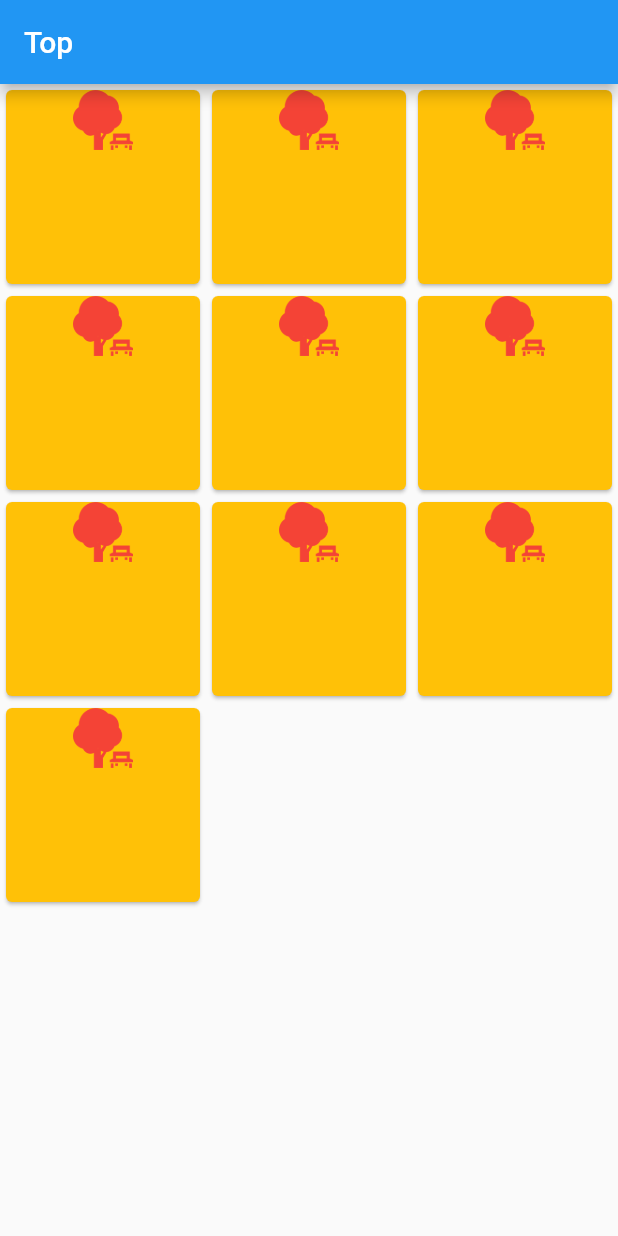
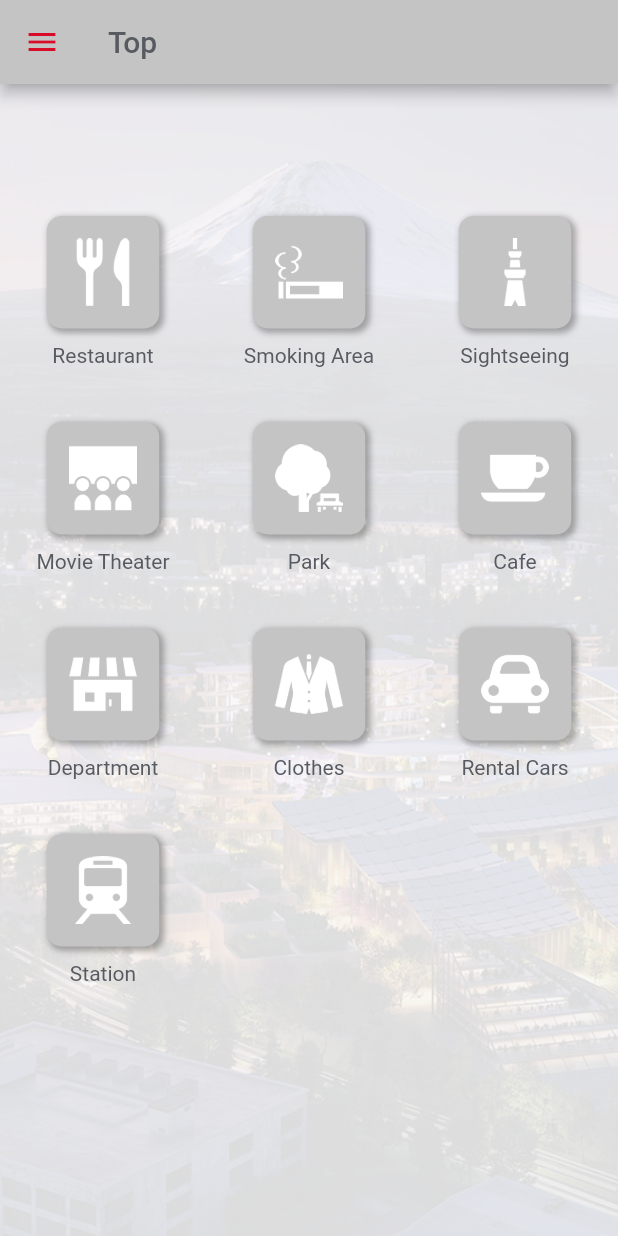
Before and after one commit to naoyuki1115/wovenlog, a Flutter app: the screen it shows after launch, on a phone screen of 412 x 824 dp. Run offline on Flutter 3.47's test engine with Material 2 defaults, Android fonts, the phone set to English and light mode, and no system bars.

Commit message:
WV-15-01: finished view of top screen

```diff
--- a/lib/dummy_data/category_class.dart
+++ b/lib/dummy_data/category_class.dart
@@ -1,7 +1,7 @@
 class Category {
-  final String? id;
-  final String? name;
-  final String? icon;
+  String? id;
+  String? name;
+  String? icon;
 
   Category({
     this.id,
--- a/lib/dummy_data/category_list.dart
+++ b/lib/dummy_data/category_list.dart
@@ -4,51 +4,51 @@ List categoryList = [
   Category(
     id: "category0001",
     name: "Restaurant",
-    icon: "/assets/images/icon_restaurant.png",
+    icon: "assets/icons/icon_restaurant.png",
   ),
   Category(
     id: "category0002",
     name: "Smoking Area",
-    icon: "/assets/images/icon_smoking_area.png",
+    icon: "assets/icons/icon_smoking_area.png",
   ),
   Category(
     id: "category0003",
-    name: "Sightseeing Spot",
-    icon: "/assets/images/sightseeing_spot.png",
+    name: "Sightseeing",
+    icon: "assets/icons/icon_sightseeing_spot.png",
   ),
   Category(
     id: "category0004",
     name: "Movie Theater",
-    icon: "/assets/images/icon_movie_theater.png",
+    icon: "assets/icons/icon_movie_theater.png",
   ),
   Category(
     id: "category0005",
     name: "Park",
-    icon: "/assets/images/icon_park.png",
+    icon: "assets/icons/icon_park.png",
   ),
   Category(
     id: "category0006",
     name: "Cafe",
-    icon: "/assets/images/icon_cafe.png",
+    icon: "assets/icons/icon_cafe.png",
   ),
   Category(
     id: "category0007",
-    name: "Department Store",
-    icon: "/assets/images/icon_store.png",
+    name: "Department",
+    icon: "assets/icons/icon_store.png",
   ),
   Category(
     id: "category0008",
-    name: "Clothes Store",
-    icon: "/assets/images/icon_clothes_store.png",
+    name: "Clothes",
+    icon: "assets/icons/icon_clothes_store.png",
   ),
   Category(
     id: "category0009",
     name: "Rental Cars",
-    icon: "/assets/images/icon_rental_cars.png",
+    icon: "assets/icons/icon_rental_cars.png",
   ),
   Category(
     id: "category0010",
     name: "Station",
-    icon: "/assets/images/icon_station.png",
+    icon: "assets/icons/icon_station.png",
   ),
 ];
--- a/lib/screens/top_screen.dart
+++ b/lib/screens/top_screen.dart
@@ -1,46 +1,110 @@
 import 'package:flutter/material.dart';
 import 'package:wovenlog/dummy_data/category_list.dart';
+import 'package:wovenlog/constants.dart';
 
 class TopScreen extends StatelessWidget {
-  // const TopScreen({Key? key}) : super(key: key);
-
-  final List<IconData> icons = [
-    Icons.access_alarm,
-    Icons.arrow_back_ios,
-    Icons.account_balance_wallet,
-    Icons.center_focus_weak,
-    Icons.blur_on,
-    Icons.dashboard,
-    Icons.phone,
-    Icons.tap_and_play,
-  ];
+  const TopScreen({Key? key}) : super(key: key);
 
   @override
   Widget build(BuildContext context) {
     return Scaffold(
       appBar: AppBar(
-        title: const Text('Top'),
+        title: const Text(
+          "Top",
+          style: TextStyle(color: kFontColor),
         ),
-      body: GridView.builder(
+        backgroundColor: kAppBarColor,
+        leading: const IconButton(
+          icon: Icon(Icons.menu, color: kPrimaryColor),
+          onPressed: null,
+        ),
+      ),
+      body: Stack(
+        children: [
+          ColorFiltered(
+            colorFilter: ColorFilter.mode(
+              Colors.white.withOpacity(0.12),
+              BlendMode.dstATop,
+            ),
+            child: Container(
+              decoration: const BoxDecoration(
+                image: DecorationImage(
+                  fit: BoxFit.fitHeight,
+                  image: AssetImage(
+                    'assets/images/woven_city_vertical.jpeg',
+                  ),
+                ),
+              ),
+            ),
+          ),
+          Column(
+            children: [
+              Expanded(
+                flex: 1,
+                child: Container(
+                  color: Colors.transparent,
+                ),
+              ),
+              const Expanded(
+                flex: 10,
+                child: GridViewSection(),
+              ),
+            ],
+          ),
+        ],
+      ),
+    );
+  }
+}
+
+class GridViewSection extends StatelessWidget {
+  const GridViewSection({
+    Key? key,
+  }) : super(key: key);
+
+  @override
+  Widget build(BuildContext context) {
+    return GridView.builder(
       gridDelegate: const SliverGridDelegateWithFixedCrossAxisCount(
         crossAxisCount: 3,
       ),
       itemCount: 10,
-        itemBuilder: ((context, index) => Card(
-              color: Colors.amber,
-              child: Column(
+      itemBuilder: (BuildContext context, int index) {
+        return Column(
+          mainAxisAlignment: MainAxisAlignment.center,
           children: [
-                  ImageIcon(
-                    AssetImage("assets/icons/icon_park.png"),
-                    color: Colors.red,
-                    size: 40,
+            ConstrainedBox(
+              constraints: const BoxConstraints(
+                maxHeight: 75.0,
+                maxWidth: 75.0,
               ),
-
-                  // Center(child: Text('$index')),
+              child: Container(
+                padding: const EdgeInsets.all(15),
+                decoration: BoxDecoration(
+                  borderRadius: BorderRadius.circular(10),
+                  color: kAppBarColor,
+                  boxShadow: [
+                    BoxShadow(
+                      color: Colors.black.withOpacity(0.3),
+                      spreadRadius: 1,
+                      blurRadius: 3,
+                      offset: const Offset(2, 2), // changes position of shadow
+                    ),
                   ],
                 ),
-            )),
+                child: Image.asset(
+                  categoryList[index].icon,
                 ),
+              ),
+            ),
+            const SizedBox(height: 10),
+            Text(
+              categoryList[index].name,
+              style: const TextStyle(color: kFontColor),
+            ),
+          ],
+        );
+      },
     );
   }
 }
```
Also changed, not shown: assets/images/woven_city_vertical.jpeg (added). Lines whose indentation alone changed are shown as unchanged.
